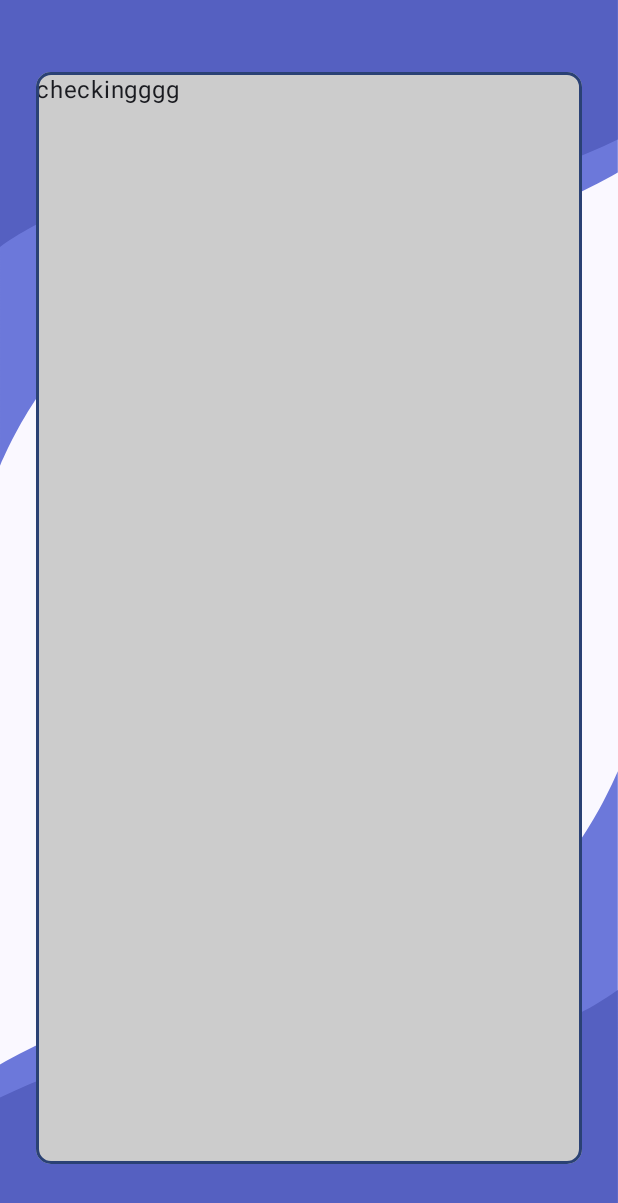
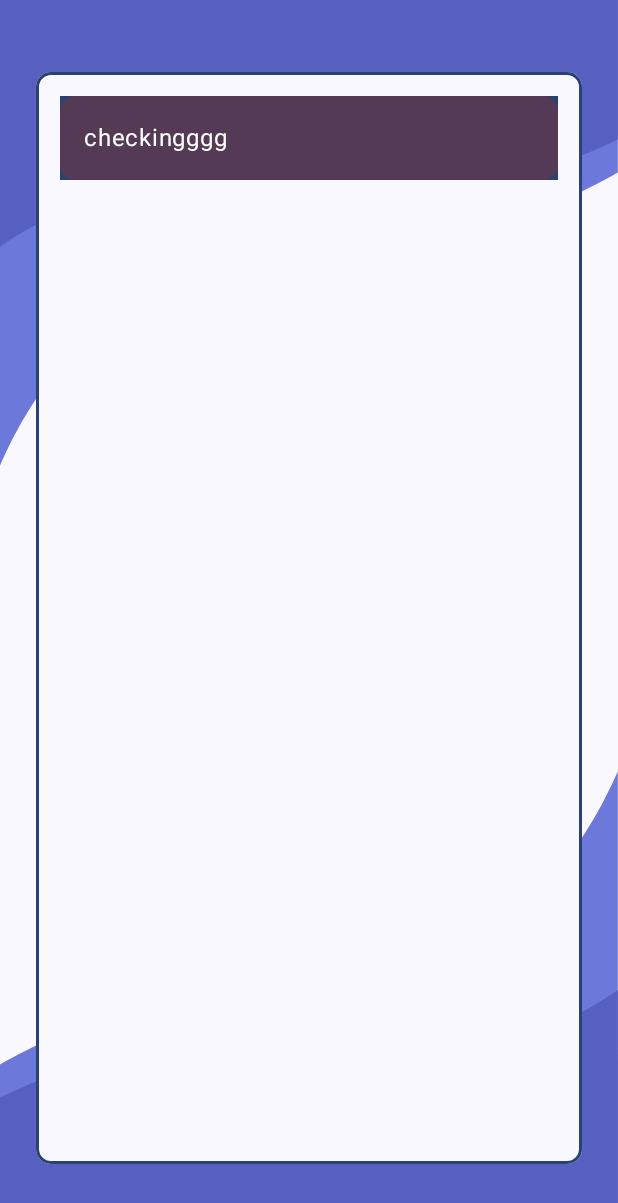
Before and after one commit to aDamian88/LearningZone, an Android app built with Jetpack Compose: the screen it shows after launch (MainActivity), on a phone screen of 412 x 824 dp. Shown: the top 1203 px of the screen. Run offline under Robolectric (Android 15) with nearby library versions, the phone set to English and light mode, and no system bars; our stand-ins replace Dagger/Hilt's generated code, Room's generated code.

Commit message:
Experiments with the Theme.

```diff
--- a/app/src/main/java/com/adamian/learningzone/ui/loginscreen/LoginScreen.kt
+++ b/app/src/main/java/com/adamian/learningzone/ui/loginscreen/LoginScreen.kt
@@ -1,16 +1,17 @@
 package com.adamian.learningzone.ui.loginscreen
 
-import android.content.res.Resources.Theme
 import androidx.compose.foundation.Image
 import androidx.compose.foundation.background
 import androidx.compose.foundation.border
 import androidx.compose.foundation.layout.Box
 import androidx.compose.foundation.layout.fillMaxSize
+import androidx.compose.foundation.layout.fillMaxWidth
 import androidx.compose.foundation.layout.offset
 import androidx.compose.foundation.layout.padding
-import androidx.compose.foundation.layout.size
-import androidx.compose.foundation.layout.wrapContentSize
 import androidx.compose.foundation.shape.RoundedCornerShape
+import androidx.compose.material3.Card
+import androidx.compose.material3.CardColors
+import androidx.compose.material3.CardDefaults
 import androidx.compose.material3.MaterialTheme
 import androidx.compose.material3.Scaffold
 import androidx.compose.material3.Text
@@ -18,7 +19,6 @@ import androidx.compose.runtime.Composable
 import androidx.compose.ui.Alignment
 import androidx.compose.ui.Modifier
 import androidx.compose.ui.draw.clip
-import androidx.compose.ui.graphics.Color
 import androidx.compose.ui.res.painterResource
 import androidx.compose.ui.unit.dp
 import com.adamian.learningzone.R
@@ -67,10 +67,22 @@ fun LoginView() {
                         shape = RoundedCornerShape(10.dp)
                     )
                     .clip(RoundedCornerShape(10.dp))
-                    .background(Color.LightGray)
+                    .background(MaterialTheme.colorScheme.background)
                     .align(Alignment.Center)
             ) {
-                Text(text = "checkingggg")
+                Card(
+                    colors= CardDefaults.cardColors(MaterialTheme.colorScheme.tertiary),
+                    modifier = Modifier
+                        .padding(16.dp)
+                        .fillMaxWidth()
+                        .background(MaterialTheme.colorScheme.primary),
+                    shape = RoundedCornerShape(10.dp)
+                ) {
+                    Text(
+                        text = "checkingggg",
+                        modifier = Modifier.padding(16.dp),
+                    )
+                }
             }
         }
     }
--- a/app/src/main/java/com/adamian/learningzone/ui/theme/Color.kt
+++ b/app/src/main/java/com/adamian/learningzone/ui/theme/Color.kt
@@ -10,4 +10,9 @@ val Purple40 = Color(0xFF6650a4)
 val PurpleGrey40 = Color(0xFF625b71)
 val Pink40 = Color(0xFF7D5260)
 
-val lightGrey = Color(0xEAEEFA)
+val LightGrey = Color(0xEAEEFA)
+val PurpleLight = Color(0x9F3DE6)
+val GreenLight = Color(0x61C6C3)
+val Purple = Color(0x6C77D9)
+val Red = Color(0xCC3746)
+val Yellow = Color(0xFCC739)
--- a/app/src/main/java/com/adamian/learningzone/ui/theme/Theme.kt
+++ b/app/src/main/java/com/adamian/learningzone/ui/theme/Theme.kt
@@ -16,25 +16,19 @@ import androidx.compose.ui.platform.LocalView
 import androidx.core.view.WindowCompat
 
 private val DarkColorScheme = darkColorScheme(
-    primary = Purple80,
-    secondary = PurpleGrey80,
-    tertiary = Pink80
+    primary = PurpleLight,
+    secondary = Red,
+    tertiary = Yellow,
+    background = LightGrey,
+    surface = GreenLight
 )
 
 private val LightColorScheme = lightColorScheme(
-    primary = Purple40,
-    secondary = PurpleGrey40,
-    tertiary = Pink40
-
-    /* Other default colors to override
-    background = Color(0xFFFFFBFE),
-    surface = Color(0xFFFFFBFE),
-    onPrimary = Color.White,
-    onSecondary = Color.White,
-    onTertiary = Color.White,
-    onBackground = Color(0xFF1C1B1F),
-    onSurface = Color(0xFF1C1B1F),
-    */
+    primary = PurpleLight,
+    secondary = Red,
+    tertiary = Yellow,
+    background = LightGrey,
+    surface = GreenLight
 )
 
 @Composable
```
Also changed, not shown: app/src/main/java/com/adamian/learningzone/MainActivity.kt (+0 -11 lines).
